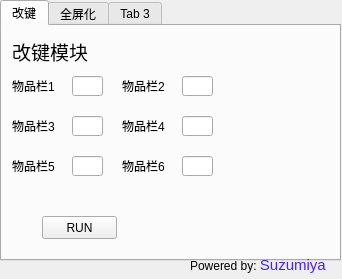
Old version of the form untitled.ui in the repository Suzumiya7mi/ExCraft.
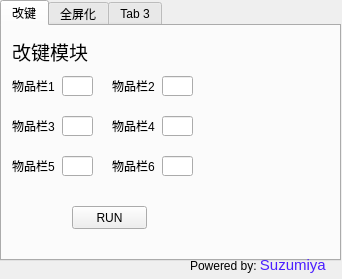
New version of the form. Icons and pictures are not drawn.

Diff of the .ui file:
```diff
--- a/untitled.ui
+++ b/untitled.ui
@@ -32,7 +32,7 @@
     <widget class="QLineEdit" name="text1">
      <property name="geometry">
       <rect>
-       <x>70</x>
+       <x>60</x>
        <y>50</y>
        <width>31</width>
        <height>20</height>
@@ -50,6 +50,9 @@
      <property name="frame">
       <bool>true</bool>
      </property>
+     <property name="alignment">
+      <set>Qt::AlignCenter</set>
+     </property>
     </widget>
     <widget class="QLabel" name="label_2">
      <property name="geometry">
@@ -92,7 +95,7 @@
     <widget class="QLineEdit" name="text3">
      <property name="geometry">
       <rect>
-       <x>70</x>
+       <x>60</x>
        <y>90</y>
        <width>31</width>
        <height>20</height>
@@ -110,11 +113,14 @@
      <property name="frame">
       <bool>true</bool>
      </property>
+     <property name="alignment">
+      <set>Qt::AlignCenter</set>
+     </property>
     </widget>
     <widget class="QLabel" name="label_4">
      <property name="geometry">
       <rect>
-       <x>120</x>
+       <x>110</x>
        <y>50</y>
        <width>52</width>
        <height>20</height>
@@ -133,7 +139,7 @@
     <widget class="QLineEdit" name="text2">
      <property name="geometry">
       <rect>
-       <x>180</x>
+       <x>160</x>
        <y>50</y>
        <width>31</width>
        <height>20</height>
@@ -151,11 +157,14 @@
      <property name="frame">
       <bool>true</bool>
      </property>
+     <property name="alignment">
+      <set>Qt::AlignCenter</set>
+     </property>
     </widget>
     <widget class="QLabel" name="label_5">
      <property name="geometry">
       <rect>
-       <x>120</x>
+       <x>110</x>
        <y>90</y>
        <width>52</width>
        <height>20</height>
@@ -174,7 +183,7 @@
     <widget class="QLineEdit" name="text4">
      <property name="geometry">
       <rect>
-       <x>180</x>
+       <x>160</x>
        <y>90</y>
        <width>31</width>
        <height>20</height>
@@ -192,6 +201,9 @@
      <property name="frame">
       <bool>true</bool>
      </property>
+     <property name="alignment">
+      <set>Qt::AlignCenter</set>
+     </property>
     </widget>
     <widget class="QLabel" name="label_6">
      <property name="geometry">
@@ -215,7 +227,7 @@
     <widget class="QLineEdit" name="text5">
      <property name="geometry">
       <rect>
-       <x>70</x>
+       <x>60</x>
        <y>130</y>
        <width>31</width>
        <height>20</height>
@@ -233,11 +245,14 @@
      <property name="frame">
       <bool>true</bool>
      </property>
+     <property name="alignment">
+      <set>Qt::AlignCenter</set>
+     </property>
     </widget>
     <widget class="QLabel" name="label_7">
      <property name="geometry">
       <rect>
-       <x>120</x>
+       <x>110</x>
        <y>130</y>
        <width>52</width>
        <height>20</height>
@@ -256,7 +271,7 @@
     <widget class="QLineEdit" name="text6">
      <property name="geometry">
       <rect>
-       <x>180</x>
+       <x>160</x>
        <y>130</y>
        <width>31</width>
        <height>20</height>
@@ -274,6 +289,9 @@
      <property name="frame">
       <bool>true</bool>
      </property>
+     <property name="alignment">
+      <set>Qt::AlignCenter</set>
+     </property>
     </widget>
     <widget class="QLabel" name="label">
      <property name="geometry">
@@ -294,8 +312,8 @@
     <widget class="QPushButton" name="pushButton">
      <property name="geometry">
       <rect>
-       <x>40</x>
-       <y>190</y>
+       <x>70</x>
+       <y>180</y>
        <width>75</width>
        <height>23</height>
       </rect>
@@ -310,6 +328,28 @@
       <bool>false</bool>
      </property>
     </widget>
+    <widget class="QLabel" name="label_9">
+     <property name="geometry">
+      <rect>
+       <x>210</x>
+       <y>40</y>
+       <width>111</width>
+       <height>171</height>
+      </rect>
+     </property>
+     <property name="focusPolicy">
+      <enum>Qt::WheelFocus</enum>
+     </property>
+     <property name="text">
+      <string/>
+     </property>
+     <property name="pixmap">
+      <pixmap>item.png</pixmap>
+     </property>
+     <property name="margin">
+      <number>0</number>
+     </property>
+    </widget>
    </widget>
    <widget class="QWidget" name="tab_2">
     <attribute name="title">
```
Left out of the diff: 18 changed lines with no effect on the pictures.
